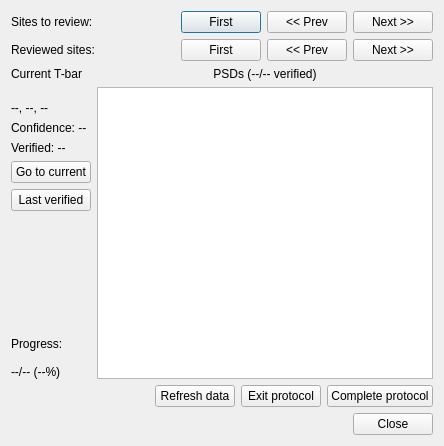
janelia-flyem/NeuTu, file neurolabi/gui/protocols/synapsepredictionprotocol.ui: the form before one commit.
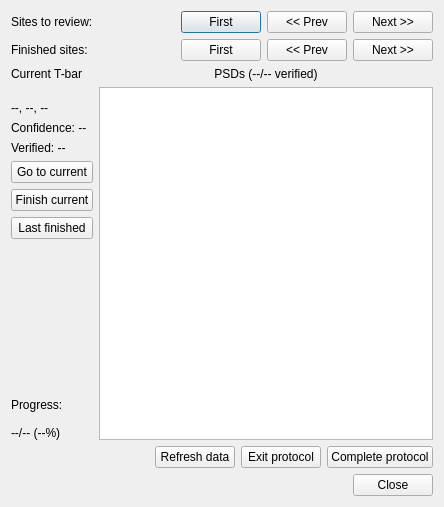
The form after the commit.

Commit message: don't auto advance protocol after last element is verified; add new button for that; renamed some labels

Patch:
```diff
--- a/neurolabi/gui/protocols/synapsepredictionprotocol.ui
+++ b/neurolabi/gui/protocols/synapsepredictionprotocol.ui
@@ -7,7 +7,7 @@
     <x>0</x>
     <y>0</y>
     <width>444</width>
-    <height>446</height>
+    <height>507</height>
    </rect>
   </property>
   <property name="windowTitle">
@@ -64,7 +64,7 @@
      <item>
       <widget class="QLabel" name="reviewedLabel">
        <property name="text">
-        <string>Reviewed sites:</string>
+        <string>Finished sites:</string>
        </property>
       </widget>
      </item>
@@ -144,10 +144,17 @@
          </property>
         </widget>
        </item>
+       <item>
+        <widget class="QPushButton" name="finishCurrentButton">
+         <property name="text">
+          <string>Finish current</string>
+         </property>
+        </widget>
+       </item>
        <item>
         <widget class="QPushButton" name="lastVerifiedButton">
          <property name="text">
-          <string>Last verified</string>
+          <string>Last finished</string>
          </property>
         </widget>
        </item>
```
The commit also changes 2 other files.
